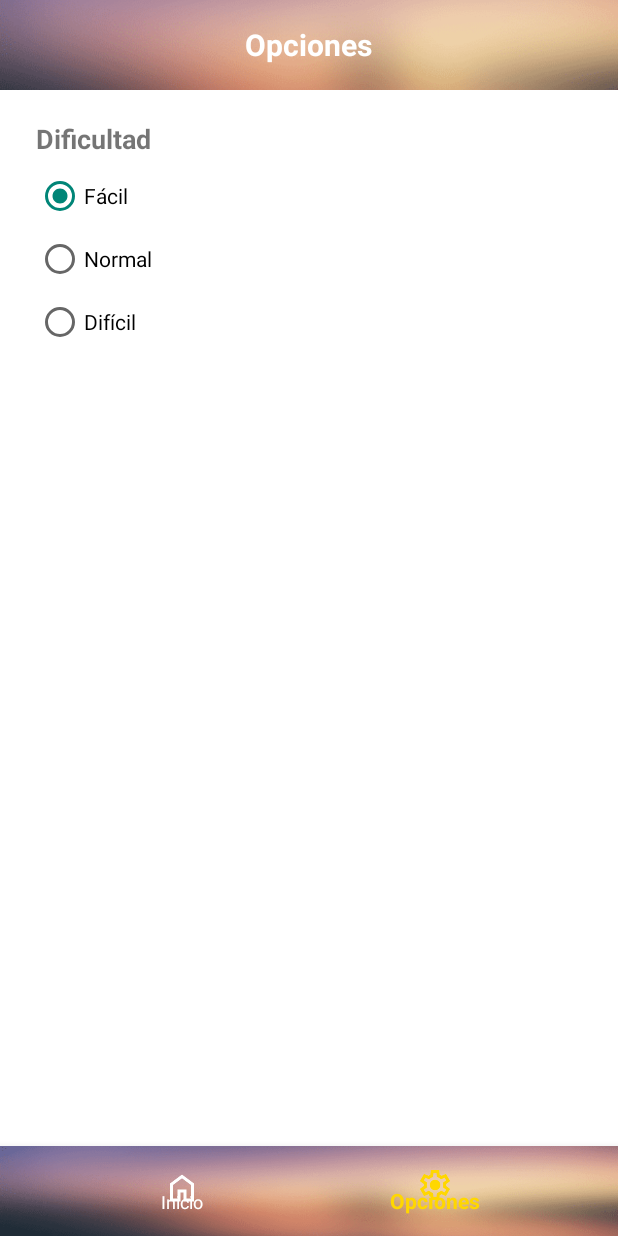
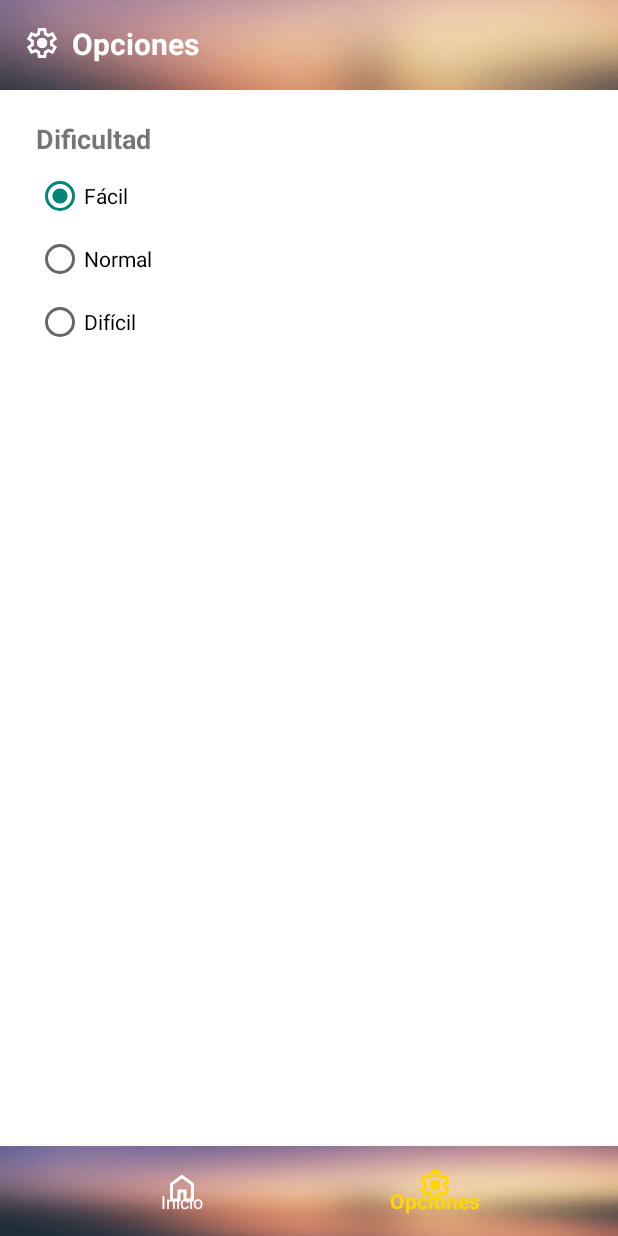
Before and after one commit to ivanrodriguezromero1/mathematical_reasoning, an Android app: the OptionsActivity screen opened directly, with no data from a screen before it, on a phone screen of 412 x 824 dp. Run offline under Robolectric (Android 15) with nearby library versions, the phone set to English and light mode, and no system bars.

Commit message:
actualizacion segundo activity

```diff
--- a/app/src/main/res/layout/activity_options.xml
+++ b/app/src/main/res/layout/activity_options.xml
@@ -19,15 +19,35 @@
                 android:scaleType="centerCrop"
                 android:src="@drawable/pathbar" />
 
+        <!-- LinearLayout para el icono y el texto del título -->
+        <LinearLayout
+                android:layout_width="wrap_content"
+                android:layout_height="wrap_content"
+                android:orientation="horizontal"
+                android:layout_alignParentStart="true"
+                android:layout_marginStart="16dp"
+                android:paddingTop="15dp"
+                android:gravity="center_vertical">
+
+            <!-- Icono de Opciones -->
+            <ImageView
+                    android:id="@+id/optionsIcon"
+                    android:layout_width="24dp"
+                    android:layout_height="24dp"
+                    android:src="@drawable/ic_options"
+                    app:tint="@android:color/white"
+                    android:layout_marginEnd="8dp" />
+
+            <!-- Título Opciones -->
             <TextView
                     android:id="@+id/appBarTitle"
                     android:layout_width="wrap_content"
                     android:layout_height="wrap_content"
-                android:layout_centerInParent="true"
                     android:text="Opciones"
                     android:textColor="@android:color/white"
                     android:textSize="20sp"
                     android:textStyle="bold" />
+        </LinearLayout>
     </RelativeLayout>
 
     <!-- Sección de configuración de dificultad -->
```
Lines whose indentation alone changed are shown as unchanged.
